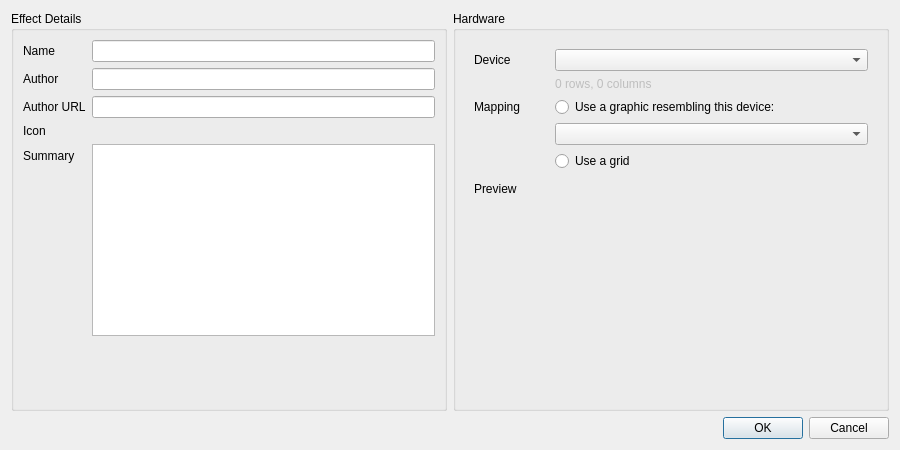
polychromatic/polychromatic, file data/qt/effect-metadata-editor.ui: the form before one commit.
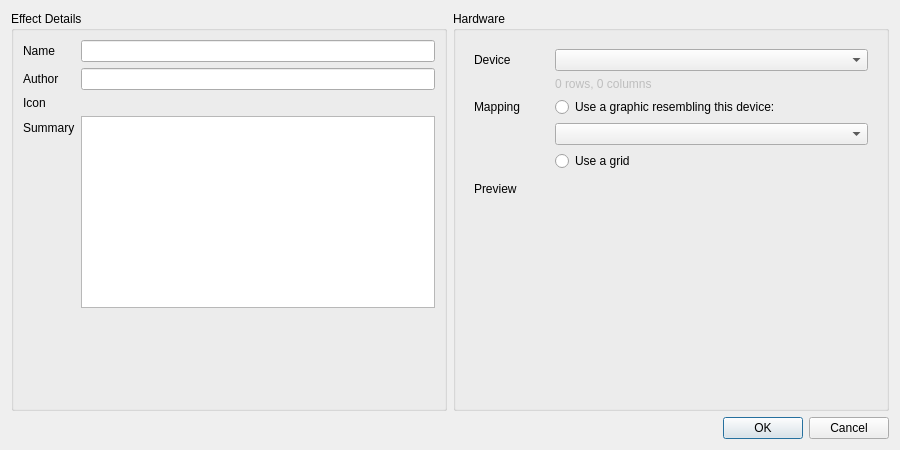
The form after the commit. Icons and pictures are not drawn.

Commit message:
Remove unused "Author URL" in effect metadata
This field isn't used, but it should be re-introduced when it has a
purpose.

Patch:
```diff
--- a/data/qt/effect-metadata-editor.ui
+++ b/data/qt/effect-metadata-editor.ui
@@ -79,44 +79,34 @@
           </widget>
          </item>
          <item row="2" column="0">
-          <widget class="QLabel" name="AuthorURLLabel">
-           <property name="text">
-            <string>Author URL</string>
-           </property>
-          </widget>
-         </item>
-         <item row="2" column="1">
-          <widget class="QLineEdit" name="AuthorURL"/>
-         </item>
-         <item row="4" column="0">
           <widget class="QLabel" name="EffectIconLabel">
            <property name="text">
             <string>Icon</string>
            </property>
           </widget>
          </item>
-         <item row="4" column="1">
+         <item row="2" column="1">
           <widget class="QLabel" name="EffectIconPlaceholder">
            <property name="text">
             <string notr="true">&lt;Placeholder&gt;</string>
            </property>
           </widget>
          </item>
-         <item row="6" column="0">
-          <widget class="QLabel" name="SummaryLabel">
-           <property name="text">
-            <string>Summary</string>
-           </property>
-          </widget>
-         </item>
-         <item row="6" column="1">
+         <item row="3" column="1">
           <widget class="QTextEdit" name="Summary">
            <property name="acceptRichText">
             <bool>false</bool>
            </property>
           </widget>
          </item>
-         <item row="7" column="1">
+         <item row="3" column="0">
+          <widget class="QLabel" name="SummaryLabel">
+           <property name="text">
+            <string>Summary</string>
+           </property>
+          </widget>
+         </item>
+         <item row="4" column="1">
           <spacer name="verticalSpacer">
            <property name="orientation">
             <enum>Qt::Vertical</enum>
```
The commit also changes 4 other files.
